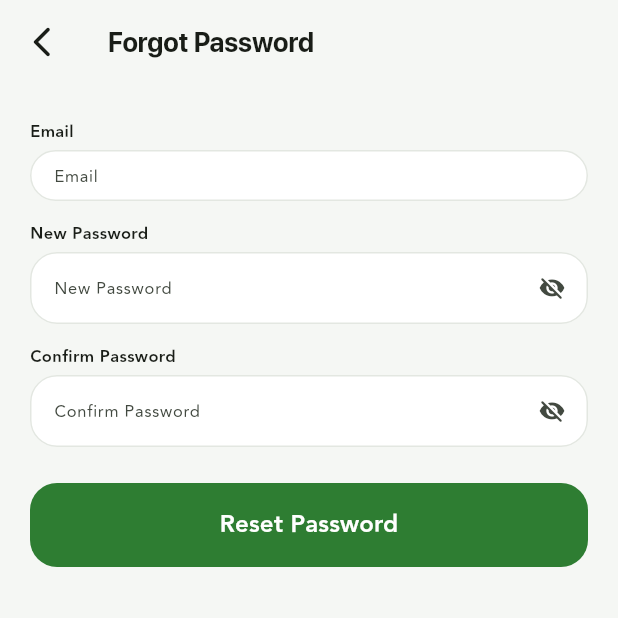
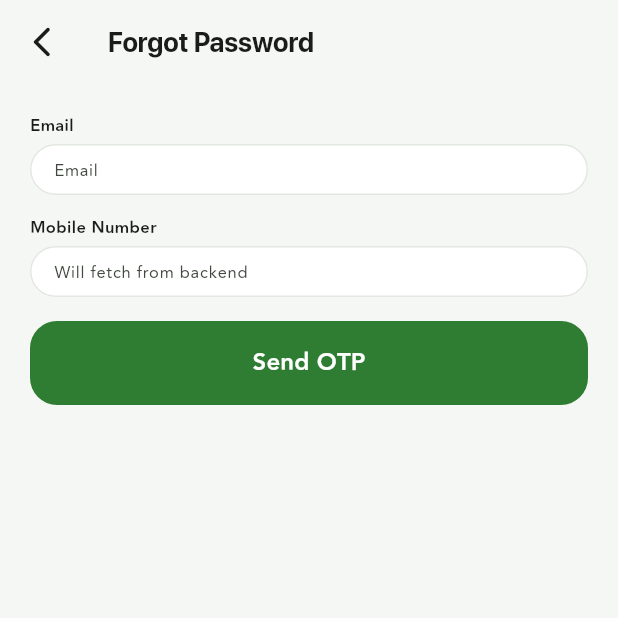
Before and after one commit to riteshlahabar/Corzin_Doctor_Repo, a Flutter app: the ForgotPasswordView screen opened by its route, on a phone screen of 412 x 824 dp, the top half of it. Run offline on Flutter 3.47's test engine with Material 3 defaults, Android fonts, the phone set to English and light mode, and no system bars; our stand-ins replace file_picker, firebase_auth, firebase_core, firebase_messaging, geolocator, get and 2 more; missing offline and left inert: flutter_ringtone_player; accounts and stored records are empty.

Commit message:
changes for forgot password

```diff
--- a/lib/app/core/services/session_service.dart
+++ b/lib/app/core/services/session_service.dart
@@ -6,24 +6,35 @@ import '../models/doctor_profile.dart';
 
 class SessionService {
   static late SharedPreferences _prefs;
+  static const String _doctorProfileKey = 'doctor_profile';
+  static const String _lastLoginEmailKey = 'doctor_last_login_email';
 
   static Future<void> init() async {
     _prefs = await SharedPreferences.getInstance();
   }
 
-  static bool get isLoggedIn => _prefs.getString('doctor_profile') != null;
+  static bool get isLoggedIn => _prefs.getString(_doctorProfileKey) != null;
 
   static DoctorProfile? get profile {
-    final raw = _prefs.getString('doctor_profile');
+    final raw = _prefs.getString(_doctorProfileKey);
     if (raw == null) return null;
     return DoctorProfile.fromJson(jsonDecode(raw) as Map<String, dynamic>);
   }
 
+  static String get lastLoginEmail => _prefs.getString(_lastLoginEmailKey) ?? '';
+
+  static Future<void> saveLastLoginEmail(String email) async {
+    final value = email.trim();
+    if (value.isEmpty) return;
+    await _prefs.setString(_lastLoginEmailKey, value);
+  }
+
   static Future<void> saveProfile(DoctorProfile profile) async {
-    await _prefs.setString('doctor_profile', jsonEncode(profile.toJson()));
+    await _prefs.setString(_doctorProfileKey, jsonEncode(profile.toJson()));
+    await saveLastLoginEmail(profile.email);
   }
 
   static Future<void> logout() async {
-    await _prefs.remove('doctor_profile');
+    await _prefs.remove(_doctorProfileKey);
   }
 }
--- a/lib/app/core/widgets/doctor_text_field.dart
+++ b/lib/app/core/widgets/doctor_text_field.dart
@@ -17,6 +17,7 @@ class DoctorTextField extends StatelessWidget {
     this.singleLineVerticalPadding,
     this.maxLength,
     this.inputFormatters,
+    this.onChanged,
   });
 
   final TextEditingController controller;
@@ -32,6 +33,7 @@ class DoctorTextField extends StatelessWidget {
   final double? singleLineVerticalPadding;
   final int? maxLength;
   final List<TextInputFormatter>? inputFormatters;
+  final ValueChanged<String>? onChanged;
 
   @override
   Widget build(BuildContext context) {
@@ -61,6 +63,7 @@ class DoctorTextField extends StatelessWidget {
           maxLines: maxLines,
           readOnly: readOnly,
           onTap: onTap,
+          onChanged: onChanged,
           obscureText: obscureText,
           style: const TextStyle(
             fontSize: 12,
--- a/lib/app/modules/appointments/appointments_tab.dart
+++ b/lib/app/modules/appointments/appointments_tab.dart
@@ -1369,8 +1369,11 @@ class _AppointmentCard extends StatelessWidget {
         }
       }
       if (isInProgress && hasTreatmentDetails) {
+        final animalName = appointment.animalName.trim().isEmpty
+            ? 'Animal'
+            : appointment.animalName.trim();
         fullWidthCompleteButton = _actionButton(
-          label: 'Complete',
+          label: 'Complete $animalName Treatment',
           background: const Color(0xFF2E7D32),
           foreground: AppColors.white,
           onPressed: onComplete,
--- a/lib/app/modules/auth/forgot_password/forgot_password_view.dart
+++ b/lib/app/modules/auth/forgot_password/forgot_password_view.dart
@@ -1,4 +1,5 @@
 import 'package:flutter/material.dart';
+import 'package:flutter/services.dart';
 import 'package:get/get.dart';
 
 import '../../../core/theme/app_colors.dart';
@@ -31,11 +32,14 @@ class ForgotPasswordView extends GetView<ForgotPasswordController> {
             child: Column(
               crossAxisAlignment: CrossAxisAlignment.start,
               children: [
-                const SizedBox(height: 4),
                 DoctorTextField(
                   controller: controller.emailController,
                   label: 'Email',
                   keyboardType: TextInputType.emailAddress,
+                  onChanged: (_) {
+                    controller.accountFetched.value = false;
+                    controller.mobileController.clear();
+                  },
                   validator: (value) {
                     if (value == null || value.trim().isEmpty) return 'Email is required';
                     if (!GetUtils.isEmail(value.trim())) return 'Enter a valid email';
@@ -45,18 +49,75 @@ class ForgotPasswordView extends GetView<ForgotPasswordController> {
                 const SizedBox(height: 14),
                 Obx(
                   () => DoctorTextField(
+                    controller: controller.mobileController,
+                    label: 'Mobile Number',
+                    keyboardType: TextInputType.phone,
+                    readOnly: true,
+                    hint: controller.isFetchingAccount.value
+                        ? 'Fetching from backend...'
+                        : controller.accountFetched.value
+                            ? 'Mobile number fetched'
+                            : 'Will fetch from backend',
+                  ),
+                ),
+                const SizedBox(height: 16),
+                Obx(
+                  () => PrimaryButton(
+                    label: controller.otpSent.value ? 'Resend OTP' : 'Send OTP',
+                    loading: controller.isSendingOtp.value || controller.isFetchingAccount.value,
+                    onPressed: controller.sendOtp,
+                  ),
+                ),
+                Obx(
+                  () => controller.otpSent.value
+                      ? Column(
+                          children: [
+                            const SizedBox(height: 14),
+                            DoctorTextField(
+                              controller: controller.otpController,
+                              label: 'OTP',
+                              keyboardType: TextInputType.number,
+                              maxLength: 6,
+                              inputFormatters: [
+                                FilteringTextInputFormatter.digitsOnly,
+                                LengthLimitingTextInputFormatter(6),
+                              ],
+                            ),
+                            const SizedBox(height: 14),
+                            PrimaryButton(
+                              label: controller.otpVerified.value ? 'OTP Verified' : 'Verify OTP',
+                              loading: controller.isVerifyingOtp.value,
+                              onPressed: controller.otpVerified.value ? () {} : controller.verifyOtp,
+                            ),
+                          ],
+                        )
+                      : const SizedBox.shrink(),
+                ),
+                Obx(
+                  () => controller.otpVerified.value
+                      ? Column(
+                          children: [
+                            const SizedBox(height: 14),
+                            Obx(
+                              () => DoctorTextField(
                                 controller: controller.passwordController,
                                 label: 'New Password',
                                 obscureText: controller.hidePassword.value,
                                 suffixIcon: IconButton(
                                   onPressed: () => controller.hidePassword.toggle(),
                                   icon: Icon(
-                        controller.hidePassword.value ? Icons.visibility_off_rounded : Icons.visibility_rounded,
+                                    controller.hidePassword.value
+                                        ? Icons.visibility_off_rounded
+                                        : Icons.visibility_rounded,
                                   ),
                                 ),
                                 validator: (value) {
-                      if (value == null || value.trim().isEmpty) return 'New Password is required';
-                      if (value.trim().length < 8) return 'Password must be at least 8 characters';
+                                  if (value == null || value.trim().isEmpty) {
+                                    return 'New Password is required';
+                                  }
+                                  if (value.trim().length < 8) {
+                                    return 'Password must be at least 8 characters';
+                                  }
                                   return null;
                                 },
                               ),
@@ -70,22 +131,28 @@ class ForgotPasswordView extends GetView<ForgotPasswordController> {
                                 suffixIcon: IconButton(
                                   onPressed: () => controller.hideConfirmPassword.toggle(),
                                   icon: Icon(
-                        controller.hideConfirmPassword.value ? Icons.visibility_off_rounded : Icons.visibility_rounded,
+                                    controller.hideConfirmPassword.value
+                                        ? Icons.visibility_off_rounded
+                                        : Icons.visibility_rounded,
                                   ),
                                 ),
                                 validator: (value) {
-                      if (value == null || value.trim().isEmpty) return 'Confirm Password is required';
+                                  if (value == null || value.trim().isEmpty) {
+                                    return 'Confirm Password is required';
+                                  }
                                   return null;
                                 },
                               ),
                             ),
                             const SizedBox(height: 24),
-                Obx(
-                  () => PrimaryButton(
+                            PrimaryButton(
                               label: 'Reset Password',
                               loading: controller.isSubmitting.value,
                               onPressed: controller.submit,
                             ),
+                          ],
+                        )
+                      : const SizedBox.shrink(),
                 ),
               ],
             ),
--- a/pubspec.yaml
+++ b/pubspec.yaml
@@ -19,6 +19,7 @@ dependencies:
   file_picker: ^10.1.2
   intl: ^0.20.2
   firebase_core: ^3.13.0
+  firebase_auth: ^5.5.3
   firebase_messaging: ^15.2.5
   flutter_ringtone_player: ^4.0.0+4
   url_launcher: ^6.3.1
```
Also changed, not shown: lib/app/core/services/api_service.dart (+32 -0 lines), lib/app/modules/auth/forgot_password/forgot_password_controller.dart (+179 -1 lines), lib/app/modules/auth/login/login_view.dart (+11 -1 lines), lib/app/modules/auth/register/register_controller.dart (+32 -0 lines), lib/app/modules/auth/register/register_view.dart (+15 -7 lines), pubspec.lock, 3 other files. Lines whose indentation alone changed are shown as unchanged.
